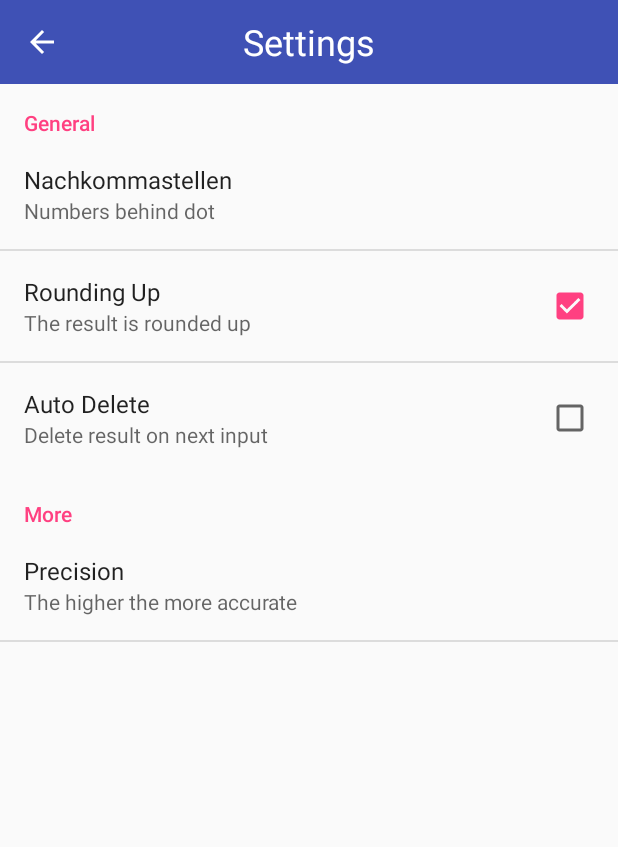
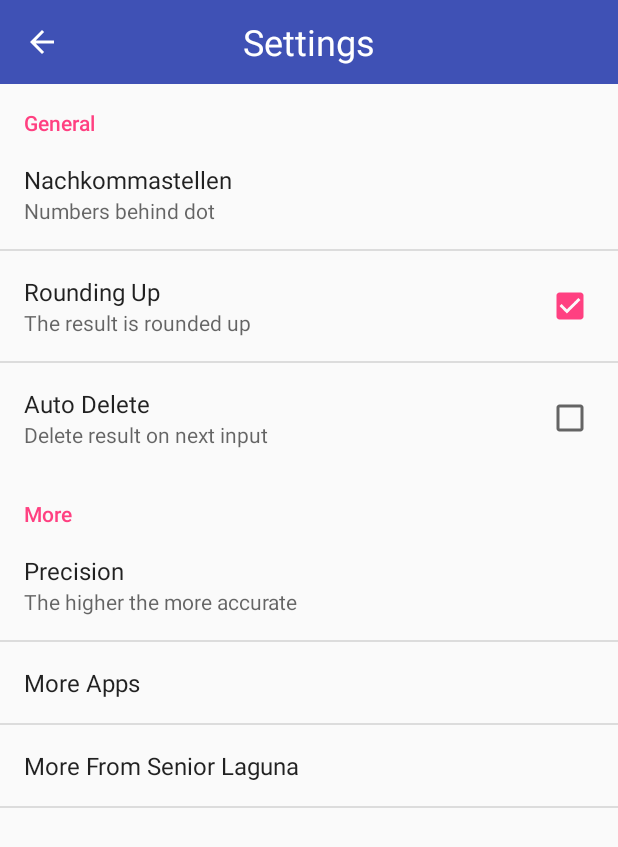
Before and after one commit to seniorlaguna/Calculator, an Android app: the screen it shows after launch (SettingsActivity), after a tap on "Settings", on a phone screen of 412 x 824 dp. Shown: the top 847 px of the screen. Run offline under Robolectric (Android 15) with nearby library versions, the phone set to English and light mode, and no system bars; libraries missing offline, so code that uses them is left out: com.udojava.evalex.

Commit message:
Added Social Buttons

```diff
--- a/app/src/main/java/org/seniorlaguna/calculator/SettingsFragment.java
+++ b/app/src/main/java/org/seniorlaguna/calculator/SettingsFragment.java
@@ -1,16 +1,71 @@
 package org.seniorlaguna.calculator;
 
 
+import android.content.ActivityNotFoundException;
+import android.content.Intent;
+import android.content.pm.PackageManager;
+import android.net.Uri;
 import android.os.Bundle;
+import android.preference.Preference;
 import android.preference.PreferenceFragment;
 import android.support.annotation.Nullable;
+import android.widget.Toast;
 
-public class SettingsFragment extends PreferenceFragment {
+public class SettingsFragment extends PreferenceFragment implements Preference.OnPreferenceClickListener {
 
+    Preference mMoreAppsButton;
+    Preference mMoreSeniorLagunaButton;
 
     @Override
     public void onCreate(@Nullable Bundle savedInstanceState) {
         super.onCreate(savedInstanceState);
         addPreferencesFromResource(R.xml.preferences);
+
+
+        mMoreAppsButton = findPreference(getString(R.string.prefs_more_apps_key));
+        mMoreSeniorLagunaButton = findPreference(getString(R.string.prefs_more_seniorlaguna_key));
+
+        mMoreAppsButton.setOnPreferenceClickListener(this);
+        mMoreSeniorLagunaButton.setOnPreferenceClickListener(this);
+    }
+
+    @Override
+    public boolean onPreferenceClick(Preference preference) {
+
+        switch (preference.getTitleRes()) {
+
+            case R.string.prefs_more_apps_title:
+                openPlaystore();
+                break;
+
+            case R.string.prefs_more_seniorlaguna_title:
+                openGithub();
+                break;
+
+        }
+
+        return true;
+    }
+
+    protected void openPlaystore() {
+
+        try {
+            Intent intent = new Intent(Intent.ACTION_VIEW);
+            intent.setData(Uri.parse(getString(R.string.playstore_url_market)));
+            startActivity(intent);
+        } catch (ActivityNotFoundException e) {
+            Intent intent = new Intent(Intent.ACTION_VIEW);
+            intent.setData(Uri.parse(getString(R.string.playstore_url_https)));
+            startActivity(intent);
+        }
+
+    }
+
+    protected void openGithub() {
+
+        Intent intent = new Intent(Intent.ACTION_VIEW);
+        intent.setData(Uri.parse(getString(R.string.github_url)));
+        startActivity(intent);
+
     }
 }
--- a/app/src/main/res/values/strings.xml
+++ b/app/src/main/res/values/strings.xml
@@ -21,6 +21,12 @@
     <string name="prefs_auto_delete_title">Auto Delete</string>
     <string name="prefs_auto_delete_summary">Delete result on next input</string>
 
+    <string name="prefs_more_apps_key">more_apps_key</string>
+    <string name="prefs_more_apps_title">More Apps</string>
+
+    <string name="prefs_more_seniorlaguna_key">more_seniorlaguna_key</string>
+    <string name="prefs_more_seniorlaguna_title">More From Senior Laguna</string>
+
 
     <string name="pi_symbol">π</string>
     <string name="pi">pi</string>
@@ -35,5 +41,9 @@
     <string name="error">Error</string>
     <string name="empty"></string>
 
+    <string name="playstore_url_https">https://play.google.com/store/apps/developer?id=Senior+Laguna</string>
+    <string name="playstore_url_market">market://play.google.com/store/apps/developer?id=Senior+Laguna</string>
+    <string name="github_url">https://github.com/seniorlaguna?tab=repositories</string>
+
 
 </resources>
--- a/app/src/main/res/xml/preferences.xml
+++ b/app/src/main/res/xml/preferences.xml
@@ -33,6 +33,14 @@
             android:summary="@string/prefs_precision_summary"
             android:title="@string/prefs_precision_title" />
 
+        <Preference
+            android:key="@string/prefs_more_apps_key"
+            android:title="@string/prefs_more_apps_title" />
+
+        <Preference
+            android:key="@string/prefs_more_seniorlaguna_key"
+            android:title="@string/prefs_more_seniorlaguna_title" />
+
     </PreferenceCategory>
 
 </PreferenceScreen>
```
Also changed, not shown: 1 other file.
